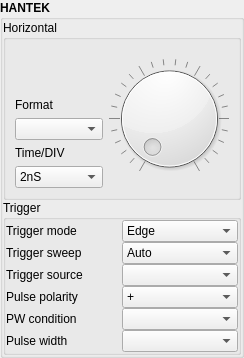
The window that config.ui (anatoltrush/OscillO) describes before a commit, drawn with Qt 5.
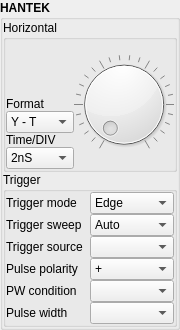
The same window after the commit.

```diff
--- a/config.ui
+++ b/config.ui
@@ -6,8 +6,8 @@
    <rect>
     <x>0</x>
     <y>0</y>
-    <width>244</width>
-    <height>358</height>
+    <width>180</width>
+    <height>330</height>
    </rect>
   </property>
   <property name="sizePolicy">
@@ -39,7 +39,6 @@
     <widget class="QGroupBox" name="gBHantek">
      <property name="font">
       <font>
-       <weight>75</weight>
        <bold>true</bold>
       </font>
      </property>
@@ -67,12 +66,11 @@
         <property name="maximumSize">
          <size>
           <width>16777215</width>
-          <height>180</height>
+          <height>160</height>
          </size>
         </property>
         <property name="font">
          <font>
-          <weight>50</weight>
           <bold>false</bold>
          </font>
         </property>
@@ -80,6 +78,21 @@
          <string>Horizontal</string>
         </property>
         <layout class="QGridLayout" name="gridLayout_2">
+         <property name="leftMargin">
+          <number>0</number>
+         </property>
+         <property name="topMargin">
+          <number>0</number>
+         </property>
+         <property name="rightMargin">
+          <number>0</number>
+         </property>
+         <property name="bottomMargin">
+          <number>0</number>
+         </property>
+         <property name="spacing">
+          <number>0</number>
+         </property>
          <item row="0" column="0">
           <spacer name="verticalSpacer">
            <property name="orientation">
@@ -97,8 +110,8 @@
           <widget class="QDial" name="dialTimDiv">
            <property name="minimumSize">
             <size>
-             <width>120</width>
-             <height>80</height>
+             <width>100</width>
+             <height>60</height>
             </size>
            </property>
            <property name="invertedAppearance">
@@ -125,7 +138,18 @@
             </widget>
            </item>
            <item>
-            <widget class="QComboBox" name="cBFormat"/>
+            <widget class="QComboBox" name="cBFormat">
+             <item>
+              <property name="text">
+               <string>Y - T</string>
+              </property>
+             </item>
+             <item>
+              <property name="text">
+               <string>X - Y</string>
+              </property>
+             </item>
+            </widget>
            </item>
            <item>
             <widget class="QLabel" name="label_7">
@@ -333,7 +357,6 @@
        <widget class="QGroupBox" name="gBTrigger">
         <property name="font">
          <font>
-          <weight>50</weight>
           <bold>false</bold>
          </font>
         </property>
```
